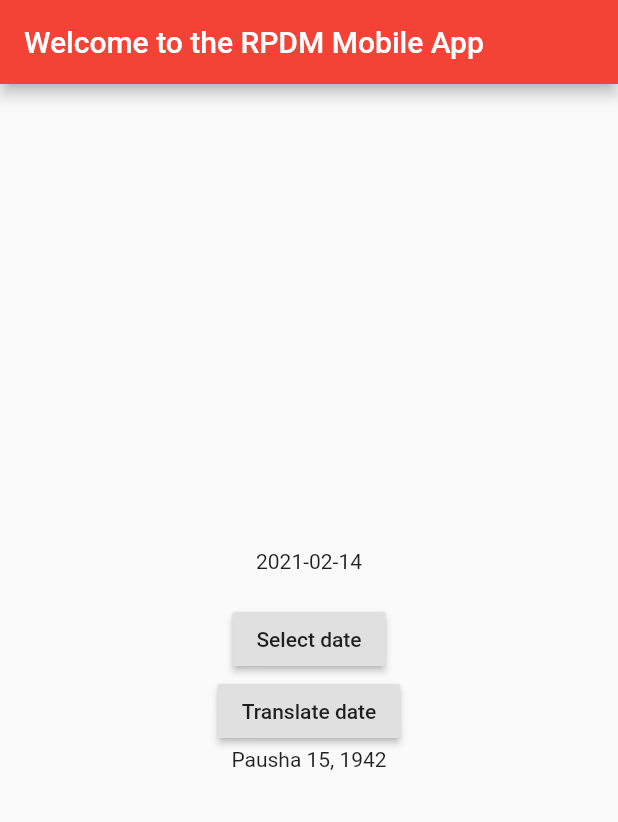
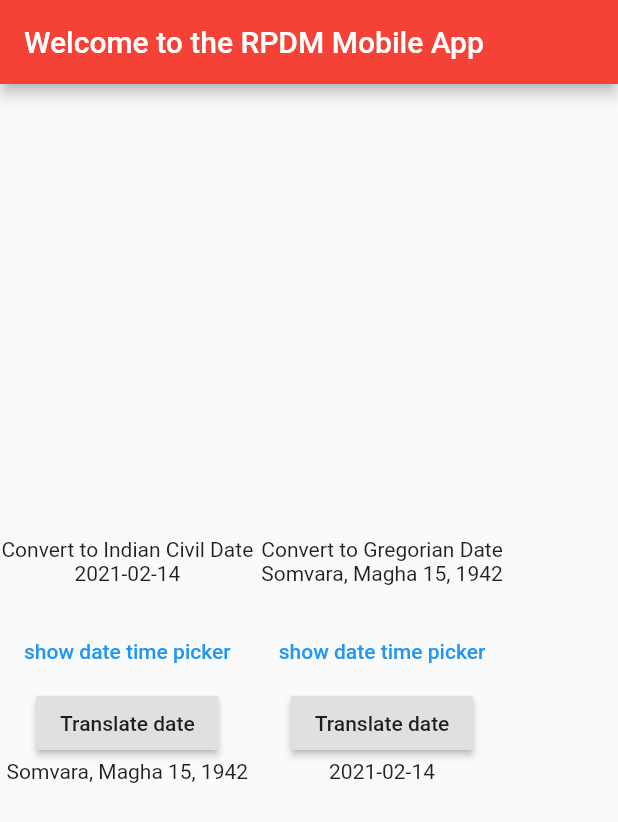
Before and after one commit to sourabhmarathe/rdpm-mobile-app, a Flutter app: the screen it shows after launch, after a tap on "Translate date", on a phone screen of 412 x 824 dp. Shown: the top 822 px of the screen. Run offline on Flutter 3.47's test engine with Material 2 defaults, Android fonts, the phone set to English and light mode, and no system bars; our stand-ins replace flutter_datetime_picker.

Commit message:
Add custom date picker for Saka calendar

```diff
--- a/rdpm/lib/calendar.dart
+++ b/rdpm/lib/calendar.dart
@@ -9,7 +9,7 @@ import 'dart:math';
 import 'sakaStruct.dart';
 
 int trunc(double val) {
-  if(val >= 0) {
+  if (val >= 0) {
     return val.ceil();
   } else {
     return val.floor();
@@ -18,7 +18,7 @@ int trunc(double val) {
 
 // Modulus function that works for non-integers
 int mod(double a, int b) {
-  return (a.floor() - (b.floor() * (a/b).floor())).floor();
+  return (a.floor() - (b.floor() * (a / b).floor())).floor();
 }
 
 // Return day of the week
@@ -31,6 +31,10 @@ bool isGregorianLeapYear(int year) {
   return ((year % 4) == 0) && (!(((year % 100) == 0) && ((year % 400) != 0)));
 }
 
+bool isSakaLeapYear(int year) {
+  return isGregorianLeapYear(year + 78);
+}
+
 // Return JDN for a given Gregorian DateTime object
 double gregorianToJDN(DateTime dt) {
   int month = dt.month;
@@ -39,14 +43,19 @@ double gregorianToJDN(DateTime dt) {
 
   double jd = 0;
 
-  if(dt.month < 3) {
+  if (dt.month < 3) {
     month += 12;
     year -= 1;
   }
 
   // calculate Chronological Julian Day
-  jd = day + (((153 * month) - 457) / 5) + (365 * year) + trunc(year / 4)
-      - trunc(year / 100) + trunc(year / 400) + 1721118.5;
+  jd = day +
+      (((153 * month) - 457) / 5) +
+      (365 * year) +
+      trunc(year / 4) -
+      trunc(year / 100) +
+      trunc(year / 400) +
+      1721118.5;
   jd += .5;
   return jd;
 }
@@ -63,12 +72,11 @@ DateTime JDNToGregorian(double jd) {
   g = z - .25;
   a = (g / 36524.25).floor();
   b = a - (a / 4).floor();
-  y = ((b + g).floor()/365.25).floor();
+  y = ((b + g).floor() / 365.25).floor();
   c = b + z - (365.25 * y).floor();
   m = trunc(((5 * c) + 456) / 153);
   d = (c - trunc(((153 * m) - 457) / 5) + r).round();
-  if (m > 12)
-  {
+  if (m > 12) {
     y += 1;
     m -= 12;
   }
@@ -79,18 +87,22 @@ DateTime JDNToGregorian(double jd) {
 
 double GregorianToJDN(DateTime greg) {
   int y = greg.year;
-  int m  = greg.month;
+  int m = greg.month;
   int d = greg.day;
 
   double jd = 0;
 
-  if (m < 3)
-  {
+  if (m < 3) {
     m += 12;
     y -= 1;
   }
-  jd = d + (((153 * m) - 457) / 5) + (365 * y) + trunc(y / 4) - trunc(y / 100)
-      + trunc(y / 400) + 1721118.5;
+  jd = d +
+      (((153 * m) - 457) / 5) +
+      (365 * y) +
+      trunc(y / 4) -
+      trunc(y / 100) +
+      trunc(y / 400) +
+      1721118.5;
   jd += 0.5; // calculate Chronological Julian Day
 
   return jd;
@@ -103,48 +115,44 @@ SakaStruct JDNToIndianCivil(double jdn) {
   DateTime greg;
   double greg_jdn;
 
-  saka = 79 - 1;   // Offset in years from Saka era to Gregorian epoch
-  start = 80;      // Day offset between Saka and Gregorian
+  saka = 79 - 1; // Offset in years from Saka era to Gregorian epoch
+  start = 80; // Day offset between Saka and Gregorian
 
   date.weekday = dow(jdn);
   jdn += .5; // Calculate chronological julian day
 
   jdn = jdn.floor() + 0.5;
-  greg = JDNToGregorian(jdn);       // Gregorian date for Julian day
-  date.leap = isGregorianLeapYear(greg.year);   // Is this a leap year?
-  date.year = greg.year - saka;            // Tentative year in Saka era
+  greg = JDNToGregorian(jdn); // Gregorian date for Julian day
+  date.leap = isGregorianLeapYear(greg.year); // Is this a leap year?
+  date.year = greg.year - saka; // Tentative year in Saka era
   greg_jdn = GregorianToJDN(greg); // jdn at start of Gregorian year
   //TODO: Check if yday is correctly calculated
   yday = (jdn - greg_jdn).round(); // Day number (0 based) in Gregorian year
-  caitra = date.leap ? 31 : 30;          // Days in Caitra this year
+  caitra = date.leap ? 31 : 30; // Days in Caitra this year
 
-  if (yday < start)
-  {
+  if (yday < start) {
     //  Day is at the end of the preceding Saka year
     date.year--;
-    date.leap = isGregorianLeapYear(date.year+78);
+    date.leap = isGregorianLeapYear(date.year + 78);
     yday += caitra + (31 * 5) + (30 * 3) + 10 + start;
   }
 
   yday -= start;
-  if (yday < caitra)
-  {
+  if (yday < caitra) {
     date.month = 1;
     date.day = yday + 1;
-  } else
-  {
+  } else {
     mday = yday - caitra;
-    if (mday < (31 * 5))
-    {
+    if (mday < (31 * 5)) {
       date.month = (mday / 31).floor() + 2;
       date.day = (mday % 31) + 1;
-    } else
-    {
+    } else {
       mday -= 31 * 5;
       date.month = (mday / 30).floor() + 7;
       date.day = (mday % 30) + 1;
     }
   }
+  date.weekday = dow(jdn);
   return date;
 }
 
@@ -159,21 +167,18 @@ double IndianCivilToJDN(SakaStruct date) {
 
   gyear = year + 78;
   leap = isGregorianLeapYear(gyear);
-  start = GregorianToJDN(
-      DateTime(gyear, 3, isGregorianLeapYear(gyear) ? 21 : 22));
+  start =
+      GregorianToJDN(DateTime(gyear, 3, isGregorianLeapYear(gyear) ? 21 : 22));
   caitra = leap ? 31 : 30;
 
-  if (month == 1)
-  {
+  if (month == 1) {
     jdn = start + (day - 1);
-  } else
-  {
+  } else {
     jdn = start + caitra;
     m = month - 2;
     m = min(m, 5);
     jdn += m * 31;
-    if (month >= 8)
-    {
+    if (month >= 8) {
       m = month - 7;
       jdn += m * 30;
     }
@@ -183,7 +188,6 @@ double IndianCivilToJDN(SakaStruct date) {
   jdn += 0.5; // calculate Chronological Julian Day
 
   return jdn;
-
 }
 
 DateTime convertToGregorianDate(SakaStruct dt) {
@@ -194,8 +198,7 @@ DateTime convertToGregorianDate(SakaStruct dt) {
   if (year < 79) {
     print('This date is before the start of Saka year 1.\n'
         'Try 22 Mar 79 onwards');
-  }
-  else if (year == 79 && month < 4 && day < 22) {
+  } else if (year == 79 && month < 4 && day < 22) {
     print('This date is before the start of Saka year 1.\n'
         'Try 22 Mar 79 onwards');
   }
@@ -207,17 +210,16 @@ DateTime convertToGregorianDate(SakaStruct dt) {
 SakaStruct convertToSakaDate(DateTime dt) {
   int day = dt.day;
   int month = dt.month;
-  int year= dt.year;
+  int year = dt.year;
 
   if (year < -79) {
     print('This date is before the start of Gregorian year 1.\n'
         'Try 10 \u092a\u094c\u0937  -79 onwards');
-  }
-  else if (year == -79 && month < 11 && day < 10) {
+  } else if (year == -79 && month < 11 && day < 10) {
     print('This date is before the start of Gregorian year 1.\n'
         'Try 10 \u092a\u094c\u0937  -79 onwards');
   }
 
-  double jdn = GregorianToJDN(dt);
-  return JDNToIndianCivil(jdn);
+  int jdn = trunc(GregorianToJDN(dt));
+  return JDNToIndianCivil(jdn.toDouble());
 }
--- a/rdpm/lib/main.dart
+++ b/rdpm/lib/main.dart
@@ -1,6 +1,7 @@
 import 'package:flutter/material.dart';
 
-import 'dart:async';
+import 'package:flutter_datetime_picker/flutter_datetime_picker.dart';
+import 'sakaPicker.dart';
 
 import 'calendar.dart';
 import 'sakaStruct.dart';
@@ -33,28 +34,25 @@ class MyHomePage extends StatefulWidget {
 }
 
 class _MyHomePageState extends State<MyHomePage> {
-  DateTime gregorianDate = DateTime.now();
-  SakaStruct sakaDate;
+  DateTime selectedGregorianDate = DateTime.now();
+  SakaStruct convertedSakaDate;
+  SakaStruct selectedSakaDate = convertToSakaDate(DateTime.now());
+  DateTime convertedGregorianDate = DateTime.now();
 
-  Future<Null> _selectDate(BuildContext context) async {
-    final DateTime picked = await showDatePicker(
-        context: context,
-        initialDate: gregorianDate,
-        firstDate: DateTime(2015, 8),
-        lastDate: DateTime(2101));
-    if (picked != null && picked != gregorianDate)
+  SakaPicker sakaPicker;
+
+  /*
+  * indianToGregorian: bool True = Indian to Greg conversion, false otherwise
+   */
+  void _translateDate(BuildContext context, bool indianToGregorian) {
     setState(() {
-        gregorianDate = picked;
+      if(indianToGregorian) {
+        convertedSakaDate = convertToSakaDate(selectedGregorianDate);
+      } else {
+        convertedGregorianDate = convertToGregorianDate(selectedSakaDate);
+      }
     });
   }
-
-  void _translateDate(BuildContext context) {
-    print("Attempt translate");
-    setState(() {
-      sakaDate = convertToSakaDate(gregorianDate);
-    });
-  }
-
 
   @override
   Widget build(BuildContext context) {
@@ -63,22 +61,71 @@ class _MyHomePageState extends State<MyHomePage> {
         title: Text(widget.title),
       ),
       body: Center(
-        child: Column(
+        child: Row(children: <Widget>[
+          Column(
             mainAxisSize: MainAxisSize.min,
             children: <Widget>[
-            Text("${gregorianDate.toLocal()}".split(' ')[0]),
-            SizedBox(height: 20.0,),
+              Text("Convert to Indian Civil Date"),
+              Text("${selectedGregorianDate.toLocal()}".split(' ')[0]),
+              SizedBox(
+                height: 20.0,
+              ),
+              FlatButton(
+                  onPressed: () {
+                    DatePicker.showDatePicker(context,
+                        showTitleActions: true,
+                        minTime: DateTime(2015, 1, 1),
+                        maxTime: DateTime(2025, 12, 31), onChanged: (date) {
+                      print('change $date');
+                    }, onConfirm: (date) {
+                      print('confirm $date');
+                      setState(() {
+                        selectedGregorianDate = date;
+                      });
+                    }, currentTime: DateTime.now(), locale: LocaleType.en);
+                  },
+                  child: Text(
+                    'show date time picker',
+                    style: TextStyle(color: Colors.blue),
+                  )),
               RaisedButton(
-              onPressed: () => _selectDate(context),
-              child: Text('Select date'),
-            ),
-            RaisedButton(
-              onPressed: () => _translateDate(context),
+                onPressed: () => _translateDate(context, true),
                 child: Text('Translate date'),
               ),
-            Text("${sakaDate.toString()}"),
+              Text(convertedSakaDate.toString()),
             ],
           ),
+          Column(
+            mainAxisSize: MainAxisSize.min,
+            children: <Widget>[
+              Text("Convert to Gregorian Date"),
+              Text(selectedSakaDate.toString()),
+              SizedBox(
+                height: 20.0,
+              ),
+              FlatButton(
+                  onPressed: () {
+                    DatePicker.showPicker(context,
+                        showTitleActions: true,
+                        pickerModel: sakaPicker, onConfirm: (date) {
+                      print('confirm $date');
+                      setState(() {
+                        selectedSakaDate = convertToSakaDate(date);
+                      });
+                    });
+                  },
+                  child: Text(
+                    'show date time picker',
+                    style: TextStyle(color: Colors.blue),
+                  )),
+              RaisedButton(
+                onPressed: () => _translateDate(context, false),
+                child: Text('Translate date'),
+              ),
+              Text("${convertedGregorianDate.toLocal()}".split(' ')[0]),
+            ],
+          ),
+        ]),
       ),
     );
   }
--- a/rdpm/lib/sakaStruct.dart
+++ b/rdpm/lib/sakaStruct.dart
@@ -4,6 +4,30 @@ class SakaStruct {
   int _year = 0;
   int _weekday = 0;
   bool _leap = false;
+
+  List<String> _months = [
+    "Chhaitra",
+    "Vaishakha",
+    "Jyeshtha",
+    "Ashadha",
+    "Shravana",
+    "Bhaadra",
+    "Ashwin",
+    "Kartika",
+    "Agrahayana",
+    "Pausha",
+    "Magha",
+    "Phalguna"
+  ];
+  List<String> _daysOfWeek = [
+    "Raivara",
+    "Somvara",
+    "Mangalvara",
+    "Budhvara",
+    "Brahaspativara",
+    "Sukravara",
+    "Sanivara"
+  ];
 
   int get day {
     return this._day;
@@ -45,51 +69,17 @@ class SakaStruct {
     this._leap = isLeapYear;
   }
 
+  List<String> months() {
+    return this._months;
+  }
+
   String toString() {
-    //TODO: Check if the date is valid
-    String dateStr;
-
-    switch(this.month) {
-      case 1:
-        dateStr += "Chaitra ";
-        break;
-      case 2:
-        dateStr += "Vaisakha ";
-        break;
-      case 3:
-        dateStr += "Jyēshtha";
-        break;
-      case 4:
-        dateStr += "Āshādha";
-        break;
-      case 5:
-        dateStr += "Shrāvana";
-        break;
-      case 6:
-        dateStr += "Bhaadra";
-        break;
-      case 7:
-        dateStr += "Āshwin";
-        break;
-      case 8:
-        dateStr += "Kārtika";
-        break;
-      case 9:
-        dateStr += "Agrahayana";
-        break;
-      case 10:
-        dateStr = "Pausha";
-        break;
-      case 11:
-        dateStr += "Magha";
-        break;
-      case 12:
-        dateStr += "Phalguna";
-        break;
-      default:
-        break;
-    }
-
-    return dateStr + " " + this._day.toString() + ", " + this._year.toString();
+    return _daysOfWeek[_weekday] +
+        ", " +
+        _months[this._month] +
+        " " +
+        this._day.toString() +
+        ", " +
+        this._year.toString();
   }
 }
--- a/rdpm/pubspec.yaml
+++ b/rdpm/pubspec.yaml
@@ -28,6 +28,9 @@ dependencies:
   # The following adds the Cupertino Icons font to your application.
   # Use with the CupertinoIcons class for iOS style icons.
   cupertino_icons: ^1.0.0
+  # The following is used to create a custom date picker for the
+  # Indian Civil calendar
+  flutter_datetime_picker: ^1.5.0
 
 dev_dependencies:
   flutter_test:
```
Also changed, not shown: rdpm/lib/sakaPicker.dart (added, +73 -0 lines), rdpm/pubspec.lock. Lines whose indentation alone changed are shown as unchanged.
